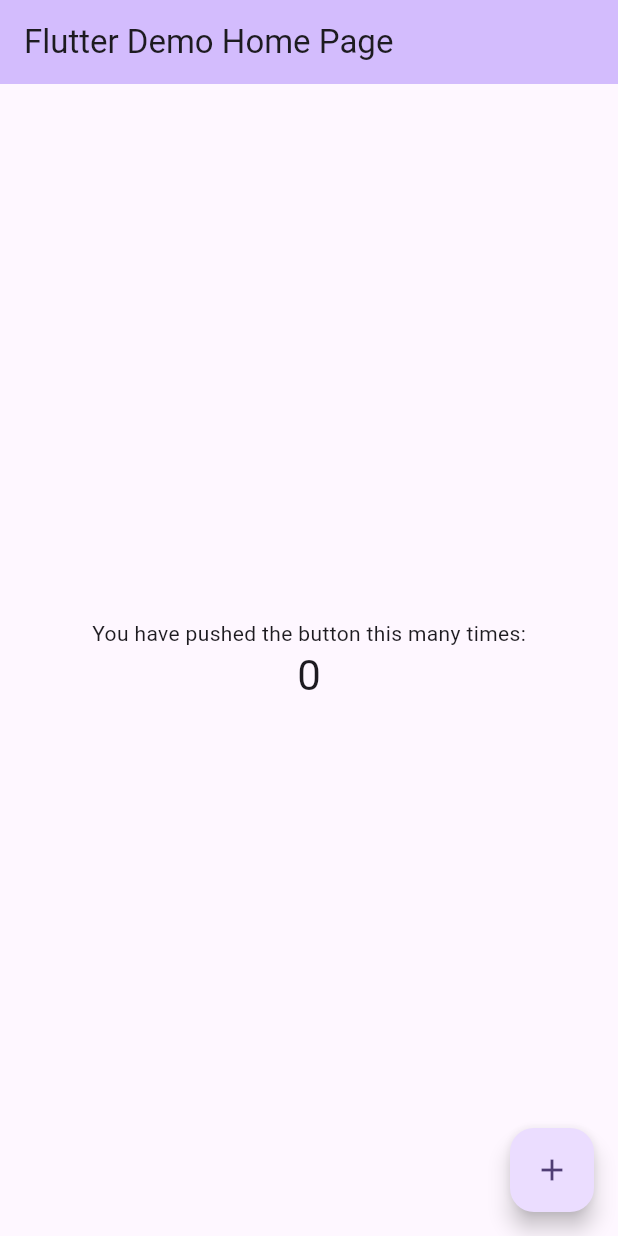
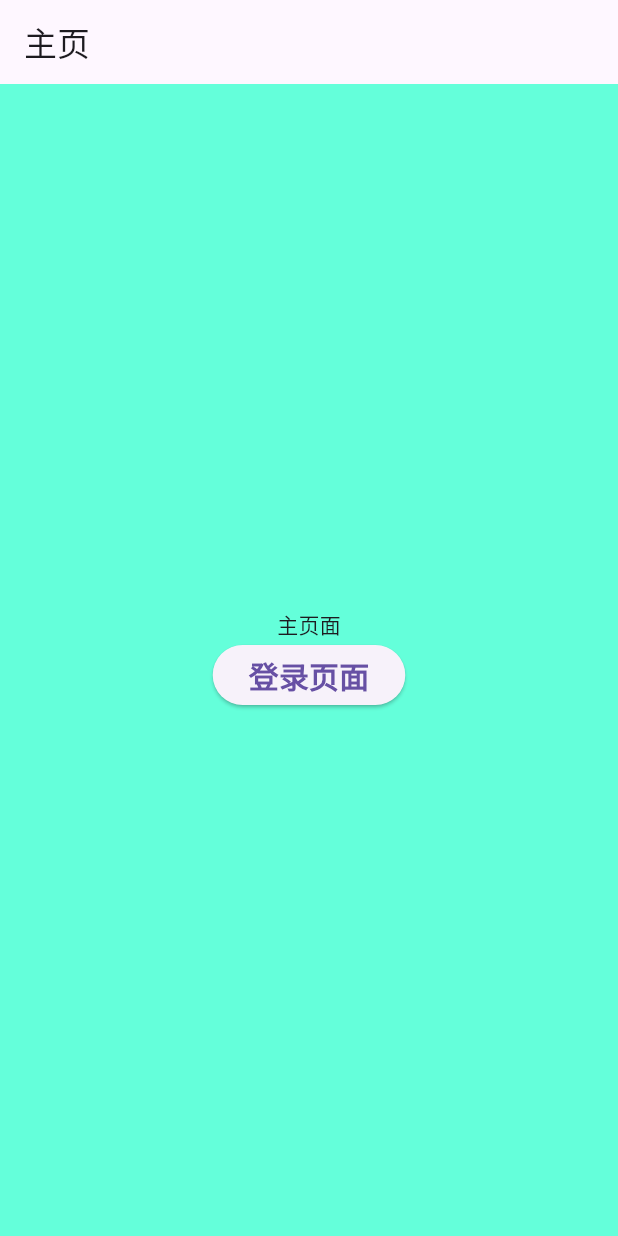
Before and after one commit to LiggMax/AnimeFlow, a Flutter app: the screen it shows after launch, on a phone screen of 412 x 824 dp. Run offline on Flutter 3.47's test engine with Material 3 defaults, Android fonts, the light colour scheme and no system bars.

Commit message:
feat(pages): 添加基础路由

```diff
--- a/lib/main.dart
+++ b/lib/main.dart
@@ -1,122 +1,6 @@
 import 'package:flutter/material.dart';
+import 'package:my_anime/routes/index.dart';
 
 void main() {
-  runApp(const MyApp());
+  runApp(getRootWidget());
 }
-
-class MyApp extends StatelessWidget {
-  const MyApp({super.key});
-
-  // This widget is the root of your application.
-  @override
-  Widget build(BuildContext context) {
-    return MaterialApp(
-      title: 'Flutter Demo',
-      theme: ThemeData(
-        // This is the theme of your application.
-        //
-        // TRY THIS: Try running your application with "flutter run". You'll see
-        // the application has a purple toolbar. Then, without quitting the app,
-        // try changing the seedColor in the colorScheme below to Colors.green
-        // and then invoke "hot reload" (save your changes or press the "hot
-        // reload" button in a Flutter-supported IDE, or press "r" if you used
-        // the command line to start the app).
-        //
-        // Notice that the counter didn't reset back to zero; the application
-        // state is not lost during the reload. To reset the state, use hot
-        // restart instead.
-        //
-        // This works for code too, not just values: Most code changes can be
-        // tested with just a hot reload.
-        colorScheme: ColorScheme.fromSeed(seedColor: Colors.deepPurple),
-      ),
-      home: const MyHomePage(title: 'Flutter Demo Home Page'),
-    );
-  }
-}
-
-class MyHomePage extends StatefulWidget {
-  const MyHomePage({super.key, required this.title});
-
-  // This widget is the home page of your application. It is stateful, meaning
-  // that it has a State object (defined below) that contains fields that affect
-  // how it looks.
-
-  // This class is the configuration for the state. It holds the values (in this
-  // case the title) provided by the parent (in this case the App widget) and
-  // used by the build method of the State. Fields in a Widget subclass are
-  // always marked "final".
-
-  final String title;
-
-  @override
-  State<MyHomePage> createState() => _MyHomePageState();
-}
-
-class _MyHomePageState extends State<MyHomePage> {
-  int _counter = 0;
-
-  void _incrementCounter() {
-    setState(() {
-      // This call to setState tells the Flutter framework that something has
-      // changed in this State, which causes it to rerun the build method below
-      // so that the display can reflect the updated values. If we changed
-      // _counter without calling setState(), then the build method would not be
-      // called again, and so nothing would appear to happen.
-      _counter++;
-    });
-  }
-
-  @override
-  Widget build(BuildContext context) {
-    // This method is rerun every time setState is called, for instance as done
-    // by the _incrementCounter method above.
-    //
-    // The Flutter framework has been optimized to make rerunning build methods
-    // fast, so that you can just rebuild anything that needs updating rather
-    // than having to individually change instances of widgets.
-    return Scaffold(
-      appBar: AppBar(
-        // TRY THIS: Try changing the color here to a specific color (to
-        // Colors.amber, perhaps?) and trigger a hot reload to see the AppBar
-        // change color while the other colors stay the same.
-        backgroundColor: Theme.of(context).colorScheme.inversePrimary,
-        // Here we take the value from the MyHomePage object that was created by
-        // the App.build method, and use it to set our appbar title.
-        title: Text(widget.title),
-      ),
-      body: Center(
-        // Center is a layout widget. It takes a single child and positions it
-        // in the middle of the parent.
-        child: Column(
-          // Column is also a layout widget. It takes a list of children and
-          // arranges them vertically. By default, it sizes itself to fit its
-          // children horizontally, and tries to be as tall as its parent.
-          //
-          // Column has various properties to control how it sizes itself and
-          // how it positions its children. Here we use mainAxisAlignment to
-          // center the children vertically; the main axis here is the vertical
-          // axis because Columns are vertical (the cross axis would be
-          // horizontal).
-          //
-          // TRY THIS: Invoke "debug painting" (choose the "Toggle Debug Paint"
-          // action in the IDE, or press "p" in the console), to see the
-          // wireframe for each widget.
-          mainAxisAlignment: MainAxisAlignment.center,
-          children: <Widget>[
-            const Text('You have pushed the button this many times:'),
-            Text(
-              '$_counter',
-              style: Theme.of(context).textTheme.headlineMedium,
-            ),
-          ],
-        ),
-      ),
-      floatingActionButton: FloatingActionButton(
-        onPressed: _incrementCounter,
-        tooltip: 'Increment',
-        child: const Icon(Icons.add),
-      ), // This trailing comma makes auto-formatting nicer for build methods.
-    );
-  }
-}
--- /dev/null
+++ b/lib/pages/Main/index.dart
@@ -0,0 +1,37 @@
+import 'package:flutter/material.dart';
+
+class MainPage extends StatefulWidget {
+  const MainPage({super.key});
+
+  @override
+  State<MainPage> createState() => _MainPageState();
+}
+
+class _MainPageState extends State<MainPage> {
+  @override
+  Widget build(BuildContext context) {
+    return Scaffold(
+      appBar: AppBar(title: const Text("主页")),
+      body: Container(
+        width: double.infinity,
+        height: double.infinity,
+        color: Colors.tealAccent,
+        child: Column(
+          mainAxisAlignment: MainAxisAlignment.center,
+          children: [
+            Text("主页面"),
+            ElevatedButton(
+              onPressed: () {
+                Navigator.pushNamed(context, "/login");
+              },
+              child: Text(
+                "登录页面",
+                style: TextStyle(fontSize: 20, fontWeight: FontWeight.bold),
+              ),
+            ),
+          ],
+        ),
+      ),
+    );
+  }
+}
```
Also changed, not shown: lib/pages/Login/index.dart (added, +30 -0 lines), lib/routes/index.dart (added, +16 -0 lines), 1 other file.
